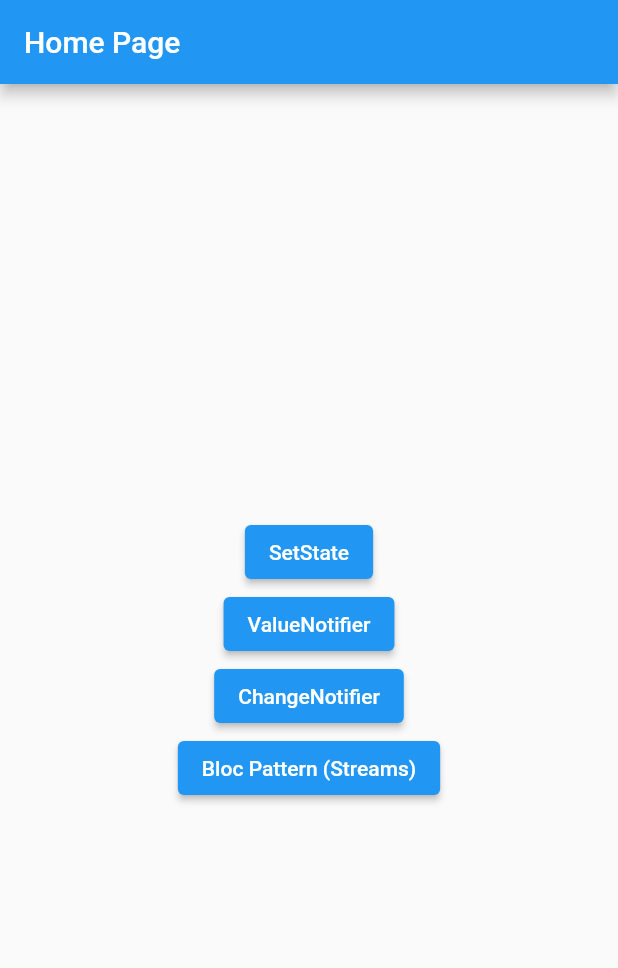
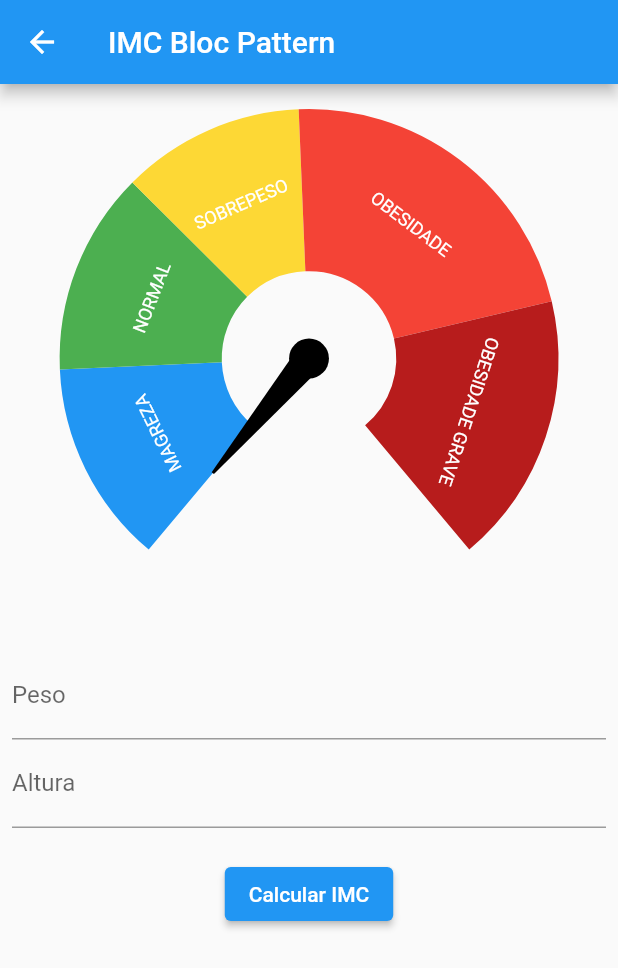
Before and after one commit to yurilima7/IMC-State, a Flutter app: the screen it shows after launch, after a tap on "Bloc Pattern (Streams)", on a phone screen of 412 x 824 dp. Shown: the top 968 px of the screen. Run offline on Flutter 3.47's test engine with Material 2 defaults, Android fonts, the phone set to English and light mode, and no system bars; drawn by our look-alikes of syncfusion_flutter_gauges; our stand-ins replace currency_text_input_formatter.

Commit message:
Gerencia de estado com bloc pattern

```diff
--- /dev/null
+++ b/imc_aula/lib/blocPattern/imc_bloc.dart
@@ -0,0 +1,136 @@
+import 'package:currency_text_input_formatter/currency_text_input_formatter.dart';
+import 'package:flutter/material.dart';
+import 'package:imc_aula/blocPattern/imc_block_controller.dart';
+import 'package:imc_aula/blocPattern/imc_state.dart';
+import 'package:imc_aula/widgets/imc_gauge.dart';
+import 'package:intl/intl.dart';
+
+class ImcBloc extends StatefulWidget {
+  const ImcBloc({super.key});
+
+  @override
+  State<ImcBloc> createState() => _ImcBlocState();
+}
+
+class _ImcBlocState extends State<ImcBloc> {
+  final controller = ImcBlockController();
+  final pesoEC = TextEditingController();
+  final alturaEC = TextEditingController();
+  final formKey = GlobalKey<FormState>();
+
+  @override
+  void dispose() {
+    super.dispose();
+    pesoEC.dispose();
+    controller.dispose();
+    alturaEC.dispose();
+  }
+
+  @override
+  Widget build(BuildContext context) {
+    return Scaffold(
+      appBar: AppBar(
+        title: const Text('IMC Bloc Pattern'),
+      ),
+      body: SingleChildScrollView(
+        child: Form(
+          key: formKey,
+          child: Padding(
+            padding: const EdgeInsets.all(8.0),
+            child: Column(
+              children: [
+                StreamBuilder<ImcState>(
+                  stream: controller.imcOut,
+                  builder: (context, snapshot) {
+                    var imc = snapshot.data?.imc ?? 0;
+
+                    return ImcGauge(imc: imc);
+                  },
+                ),
+                const SizedBox(
+                  height: 20,
+                ),
+                StreamBuilder<ImcState>(
+                  stream: controller.imcOut,
+                  builder: (context, snapshot) {
+                    final dataValue = snapshot.data;
+
+                    if (dataValue is ImcStateLoading) {
+                      return const Center(
+                        child: CircularProgressIndicator(),
+                      );
+                    }
+
+                    if (dataValue is ImcStateError) {
+                      return Text(dataValue.message);
+                    }
+
+                    return const SizedBox.shrink();
+                  },
+                ),
+                TextFormField(
+                  controller: pesoEC,
+                  keyboardType: TextInputType.number,
+                  decoration: const InputDecoration(labelText: 'Peso'),
+                  inputFormatters: [
+                    CurrencyTextInputFormatter(
+                      locale: 'pt_BR',
+                      symbol: '',
+                      decimalDigits: 2,
+                      turnOffGrouping: true,
+                    )
+                  ],
+                  validator: (String? value) {
+                    if (value == null || value.isEmpty) {
+                      return 'Peso obrigatório';
+                    }
+                    return null;
+                  },
+                ),
+                TextFormField(
+                  controller: alturaEC,
+                  keyboardType: TextInputType.number,
+                  decoration: const InputDecoration(labelText: 'Altura'),
+                  inputFormatters: [
+                    CurrencyTextInputFormatter(
+                      locale: 'pt_BR',
+                      symbol: '',
+                      decimalDigits: 2,
+                      turnOffGrouping: true,
+                    ),
+                  ],
+                  validator: (String? value) {
+                    if (value == null || value.isEmpty) {
+                      return 'Altura obrigatório';
+                    }
+                    return null;
+                  },
+                ),
+                const SizedBox(
+                  height: 20,
+                ),
+                ElevatedButton(
+                  onPressed: () {
+                    var formValid = formKey.currentState?.validate() ?? false;
+
+                    if (formValid) {
+                      var formater = NumberFormat.simpleCurrency(
+                        locale: 'pt_BR',
+                        decimalDigits: 2,
+                      );
+                      double peso = formater.parse(pesoEC.text) as double;
+                      double altura = formater.parse(alturaEC.text) as double;
+
+                      controller.calcularImc(peso: peso, altura: altura);
+                    }
+                  },
+                  child: const Text('Calcular IMC'),
+                ),
+              ],
+            ),
+          ),
+        ),
+      ),
+    );
+  }
+}
--- /dev/null
+++ b/imc_aula/lib/blocPattern/imc_block_controller.dart
@@ -0,0 +1,29 @@
+import 'dart:async';
+import 'dart:math';
+
+import 'package:flutter/material.dart';
+import 'package:imc_aula/blocPattern/imc_state.dart';
+
+class ImcBlockController {
+  final _imcStreamController = StreamController<ImcState>.broadcast()
+    ..add(ImcState(imc: 0));
+
+  Stream<ImcState> get imcOut => _imcStreamController.stream;
+
+  Future<void> calcularImc(
+      {required double peso, required double altura}) async {
+    try {
+      _imcStreamController.add(ImcStateLoading());
+      await Future.delayed(const Duration(seconds: 1));
+      final imc = peso / pow(altura, 2);
+      _imcStreamController.add(ImcState(imc: imc));
+    } on Exception catch (e) {
+      _imcStreamController.add(ImcStateError(message: 'Erro ao calcular imc'));
+      debugPrint(e.toString());
+    }
+  }
+
+  void dispose() {
+    _imcStreamController.close();
+  }
+}
--- /dev/null
+++ b/imc_aula/lib/blocPattern/imc_state.dart
@@ -0,0 +1,16 @@
+// ignore_for_file: public_member_api_docs, sort_constructors_first
+class ImcState {
+  final double? imc;
+  ImcState({
+    this.imc,
+  });
+}
+
+class ImcStateLoading extends ImcState {}
+
+class ImcStateError extends ImcState {
+  String message;
+  ImcStateError({
+    required this.message,
+  });
+}
--- a/imc_aula/lib/home_page.dart
+++ b/imc_aula/lib/home_page.dart
@@ -1,4 +1,5 @@
 import 'package:flutter/material.dart';
+import 'package:imc_aula/blocPattern/imc_bloc.dart';
 import 'package:imc_aula/changeNotifier/imc_changenotifier.dart';
 import 'package:imc_aula/setState/imc_setstate.dart';
 import 'package:imc_aula/valueNotifier/imc_valuenotifier.dart';
@@ -35,7 +36,7 @@ class HomePage extends StatelessWidget {
               child: const Text('ChangeNotifier'),
             ),
             ElevatedButton(
-              onPressed: () {},
+              onPressed: () => _goToPage(context, const ImcBloc()),
               child: const Text('Bloc Pattern (Streams)'),
             ),
           ],
```
